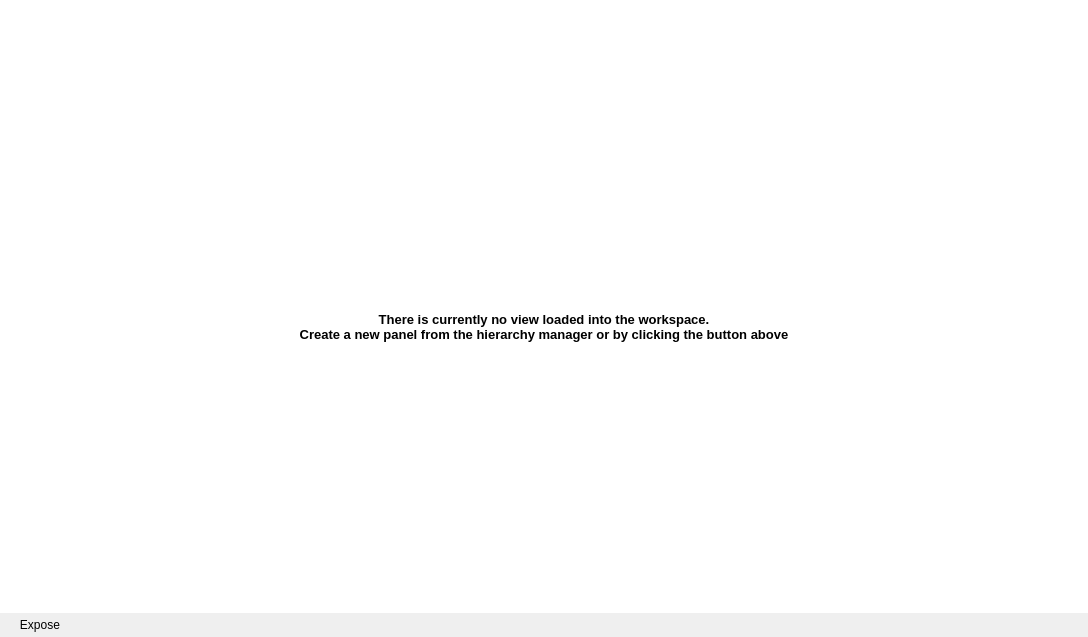
vadivelselvaraj/TulipGLImprovement, file library/tulip-gui/designer/Workspace.ui: the form before one commit.
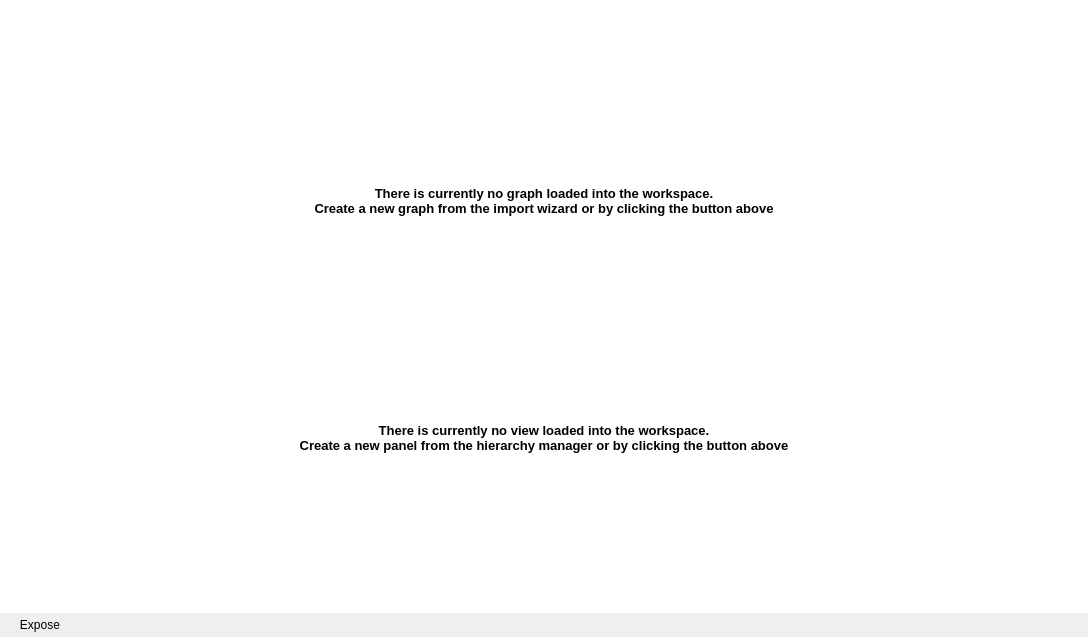
The form after the commit. The open tabs and pages were chosen to show the change. Icons and pictures are not drawn. Custom widgets are drawn as their Qt base class.

Commit message: [ Mantis #0005321 ] Added an import button into the workspace when no graph is loaded

```diff
--- a/library/tulip-gui/designer/Workspace.ui
+++ b/library/tulip-gui/designer/Workspace.ui
@@ -45,7 +45,60 @@
       <number>1</number>
      </property>
      <widget class="QWidget" name="startupPage">
-      <layout class="QHBoxLayout" name="horizontalLayout_2">
+      <layout class="QVBoxLayout" name="verticalLayout_8">
+       <item>
+        <widget class="QFrame" name="startupImportFrame">
+         <property name="sizePolicy">
+          <sizepolicy hsizetype="Preferred" vsizetype="Maximum">
+           <horstretch>0</horstretch>
+           <verstretch>0</verstretch>
+          </sizepolicy>
+         </property>
+         <layout class="QVBoxLayout" name="verticalLayout_9">
+          <item>
+           <layout class="QHBoxLayout" name="horizontalLayout_2">
+            <item>
+             <widget class="QPushButton" name="importButton">
+              <property name="sizePolicy">
+               <sizepolicy hsizetype="Maximum" vsizetype="Fixed">
+                <horstretch>0</horstretch>
+                <verstretch>0</verstretch>
+               </sizepolicy>
+              </property>
+              <property name="icon">
+               <iconset resource="../resources/TulipGUIResource.qrc">
+                <normaloff>:/tulip/gui/icons/64/document-import.png</normaloff>:/tulip/gui/icons/64/document-import.png</iconset>
+              </property>
+              <property name="iconSize">
+               <size>
+                <width>64</width>
+                <height>64</height>
+               </size>
+              </property>
+              <property name="flat">
+               <bool>true</bool>
+              </property>
+             </widget>
+            </item>
+           </layout>
+          </item>
+          <item>
+           <widget class="QLabel" name="label">
+            <property name="text">
+             <string>&lt;!DOCTYPE HTML PUBLIC &quot;-//W3C//DTD HTML 4.0//EN&quot; &quot;http://www.w3.org/TR/REC-html40/strict.dtd&quot;&gt;
+&lt;html&gt;&lt;head&gt;&lt;meta name=&quot;qrichtext&quot; content=&quot;1&quot; /&gt;&lt;style type=&quot;text/css&quot;&gt;
+p, li { white-space: pre-wrap; }
+&lt;/style&gt;&lt;/head&gt;&lt;body style=&quot; font-family:'DejaVu Sans'; font-size:10pt; font-weight:400; font-style:normal;&quot;&gt;
+&lt;p style=&quot; margin-top:0px; margin-bottom:0px; margin-left:0px; margin-right:0px; -qt-block-indent:0; text-indent:0px;&quot;&gt;&lt;span style=&quot; font-weight:600;&quot;&gt;There is currently no graph loaded into the workspace.&lt;br /&gt;Create a new graph from the import wizard or by clicking the button above&lt;/span&gt;&lt;/p&gt;&lt;/body&gt;&lt;/html&gt;</string>
+            </property>
+            <property name="alignment">
+             <set>Qt::AlignCenter</set>
+            </property>
+           </widget>
+          </item>
+         </layout>
+        </widget>
+       </item>
        <item>
         <widget class="QFrame" name="startupMainFrame">
          <property name="sizePolicy">
```
Left out of the diff: 2 changed lines with no effect on the pictures. The commit also changes 6 other files.
